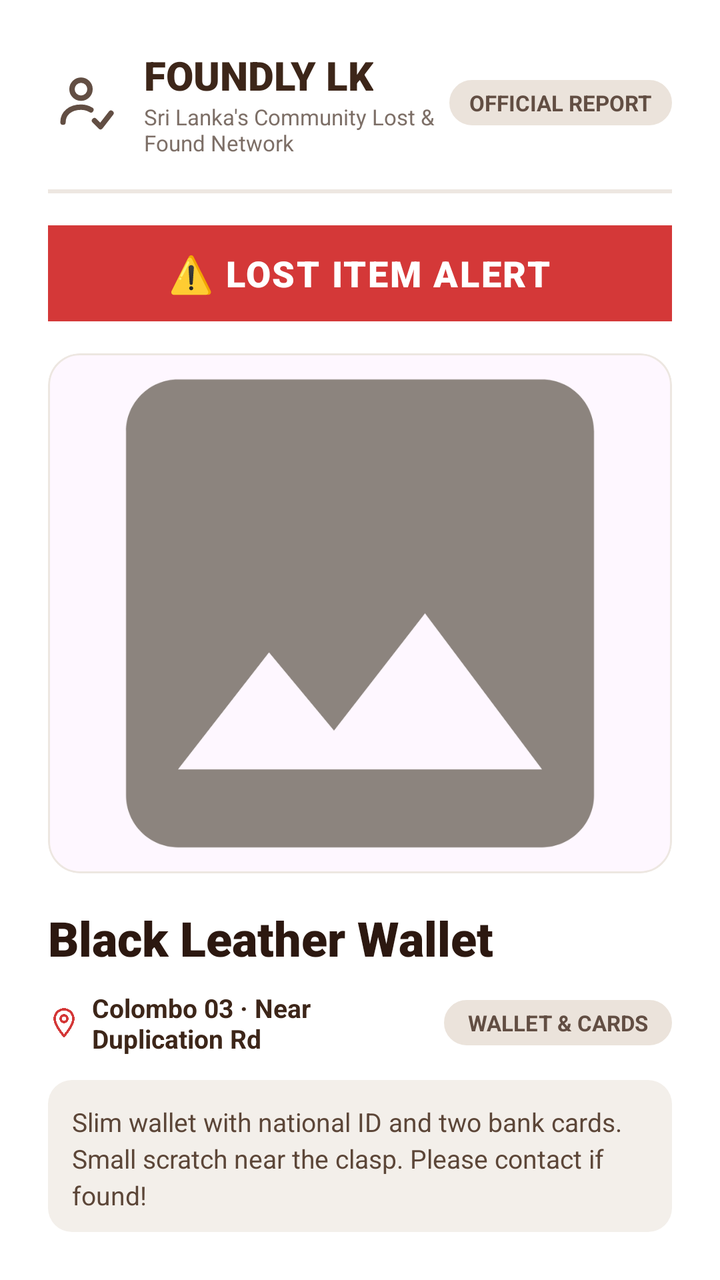
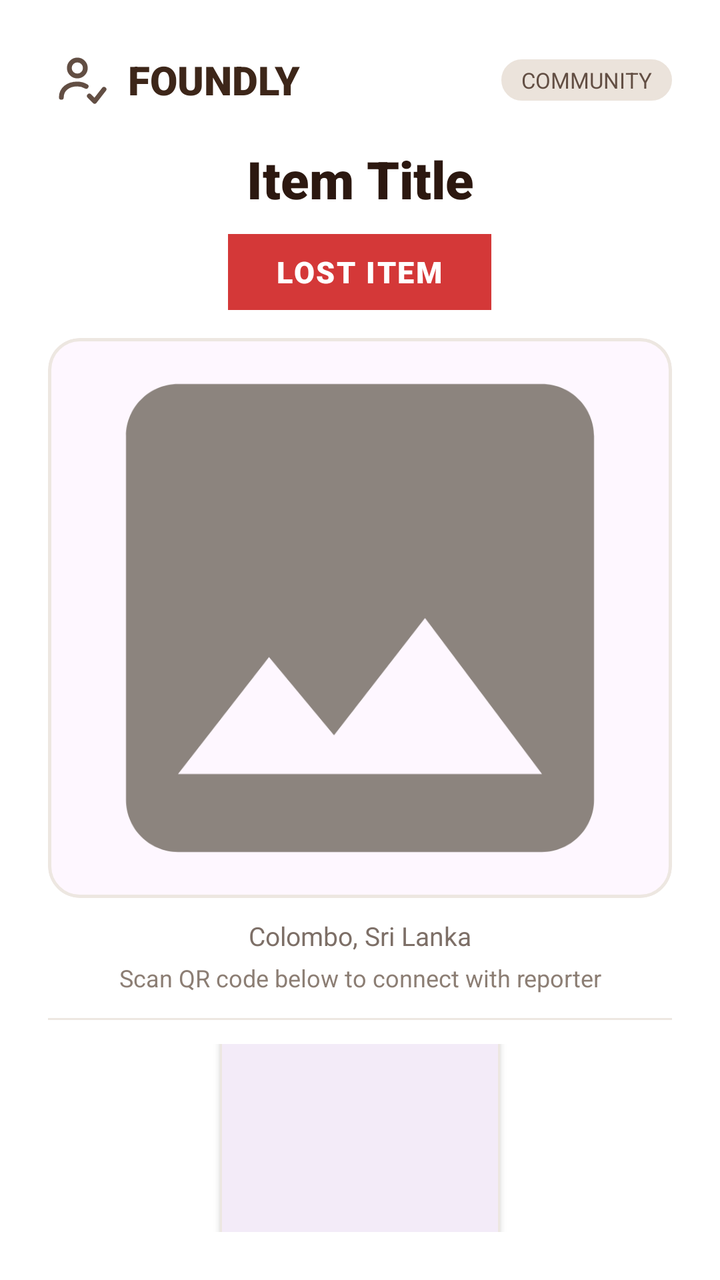

Before-and-after screenshots of an Android layout around one commit, followed by the original layout XML and the change that was made.
<!-- AndroidManifest.xml: application theme Theme.LostAndFound -->
<!-- res/layout/layout_item_flyer.xml -->
<?xml version="1.0" encoding="utf-8"?>
<LinearLayout xmlns:android="http://schemas.android.com/apk/res/android"
    xmlns:app="http://schemas.android.com/apk/res-auto"
    android:id="@+id/flyerRootLayout"
    android:layout_width="600dp"
    android:layout_height="wrap_content"
    android:background="@color/white"
    android:orientation="vertical"
    android:padding="24dp">

    
    <LinearLayout
        android:layout_width="match_parent"
        android:layout_height="wrap_content"
        android:gravity="center_vertical"
        android:orientation="horizontal">

        <ImageView
            android:layout_width="36dp"
            android:layout_height="36dp"
            android:src="@drawable/ic_splash_logo"
            app:tint="#624E43" />

        <LinearLayout
            android:layout_width="0dp"
            android:layout_height="wrap_content"
            android:layout_marginStart="12dp"
            android:layout_weight="1"
            android:orientation="vertical">

            <TextView
                android:layout_width="wrap_content"
                android:layout_height="wrap_content"
                android:fontFamily="sans-serif-black"
                android:text="FOUNDLY LK"
                android:textColor="#3D2619"
                android:textSize="20sp"
                android:textStyle="bold" />

            <TextView
                android:layout_width="wrap_content"
                android:layout_height="wrap_content"
                android:fontFamily="sans-serif"
                android:text="Sri Lanka's Community Lost &amp; Found Network"
                android:textColor="#7D6F67"
                android:textSize="11sp" />
        </LinearLayout>

        <TextView
            android:layout_width="wrap_content"
            android:layout_height="wrap_content"
            android:background="@drawable/bg_stat_banner"
            android:paddingStart="10dp"
            android:paddingTop="4dp"
            android:paddingEnd="10dp"
            android:paddingBottom="4dp"
            android:fontFamily="sans-serif-bold"
            android:text="OFFICIAL REPORT"
            android:textColor="#624E43"
            android:textSize="11sp"
            android:textStyle="bold" />
    </LinearLayout>

    <View
        android:layout_width="match_parent"
        android:layout_height="2dp"
        android:layout_marginTop="16dp"
        android:layout_marginBottom="16dp"
        android:background="#EDE7E1" />

    
    <LinearLayout
        android:id="@+id/flyerStatusBanner"
        android:layout_width="match_parent"
        android:layout_height="48dp"
        android:background="#D43838"
        android:gravity="center"
        android:orientation="horizontal">

        <TextView
            android:id="@+id/tvFlyerStatusAlert"
            android:layout_width="wrap_content"
            android:layout_height="wrap_content"
            android:fontFamily="sans-serif-black"
            android:letterSpacing="0.05"
            android:text="⚠️ LOST ITEM ALERT"
            android:textColor="@color/white"
            android:textSize="18sp"
            android:textStyle="bold" />
    </LinearLayout>

    
    <com.google.android.material.card.MaterialCardView
        android:layout_width="match_parent"
        android:layout_height="260dp"
        android:layout_marginTop="16dp"
        app:cardCornerRadius="16dp"
        app:cardElevation="0dp"
        app:strokeColor="#EDE7E1"
        app:strokeWidth="1dp">

        <ImageView
            android:id="@+id/imgFlyerPhoto"
            android:layout_width="match_parent"
            android:layout_height="match_parent"
            android:scaleType="centerCrop"
            android:src="@drawable/ic_item_placeholder" />
    </com.google.android.material.card.MaterialCardView>

    
    <TextView
        android:id="@+id/tvFlyerItemTitle"
        android:layout_width="match_parent"
        android:layout_height="wrap_content"
        android:layout_marginTop="16dp"
        android:fontFamily="sans-serif-black"
        android:text="Black Leather Wallet"
        android:textColor="#2C1810"
        android:textSize="24sp"
        android:textStyle="bold" />

    
    <LinearLayout
        android:layout_width="match_parent"
        android:layout_height="wrap_content"
        android:layout_marginTop="10dp"
        android:gravity="center_vertical"
        android:orientation="horizontal">

        
        <LinearLayout
            android:layout_width="0dp"
            android:layout_height="wrap_content"
            android:layout_weight="1"
            android:gravity="center_vertical"
            android:orientation="horizontal">

            <ImageView
                android:layout_width="16dp"
                android:layout_height="16dp"
                android:src="@drawable/ic_location"
                app:tint="#D43838" />

            <TextView
                android:id="@+id/tvFlyerLocation"
                android:layout_width="wrap_content"
                android:layout_height="wrap_content"
                android:layout_marginStart="6dp"
                android:fontFamily="sans-serif-bold"
                android:text="Colombo 03 · Near Duplication Rd"
                android:textColor="#3D2619"
                android:textSize="13sp"
                android:textStyle="bold" />
        </LinearLayout>

        
        <TextView
            android:id="@+id/tvFlyerCategory"
            android:layout_width="wrap_content"
            android:layout_height="wrap_content"
            android:background="@drawable/bg_stat_banner"
            android:paddingStart="12dp"
            android:paddingTop="4dp"
            android:paddingEnd="12dp"
            android:paddingBottom="4dp"
            android:fontFamily="sans-serif-bold"
            android:text="WALLET &amp; CARDS"
            android:textColor="#624E43"
            android:textSize="11sp"
            android:textStyle="bold" />
    </LinearLayout>

    
    <LinearLayout
        android:layout_width="match_parent"
        android:layout_height="wrap_content"
        android:layout_marginTop="12dp"
        android:background="@drawable/bg_location_banner"
        android:orientation="vertical"
        android:padding="12dp">

        <TextView
            android:id="@+id/tvFlyerDescription"
            android:layout_width="match_parent"
            android:layout_height="wrap_content"
            android:fontFamily="sans-serif"
            android:lineSpacingExtra="3dp"
            android:text="Slim wallet with national ID and two bank cards. Small scratch near the clasp. Please contact if found!"
            android:textColor="#5C4638"
            android:textSize="13sp" />
    </LinearLayout>

    <View
        android:layout_width="match_parent"
        android:layout_height="1dp"
        android:layout_marginTop="16dp"
        android:layout_marginBottom="16dp"
        android:background="#EDE7E1" />

    
    <LinearLayout
        android:layout_width="match_parent"
        android:layout_height="wrap_content"
        android:background="@drawable/bg_stat_banner"
        android:gravity="center_vertical"
        android:orientation="horizontal"
        android:padding="14dp">

        
        <com.google.android.material.card.MaterialCardView
            android:layout_width="120dp"
            android:layout_height="120dp"
            app:cardCornerRadius="12dp"
            app:cardElevation="2dp"
            app:strokeColor="#EDE7E1"
            app:strokeWidth="1dp">

            <ImageView
                android:id="@+id/imgFlyerQrCode"
                android:layout_width="match_parent"
                android:layout_height="match_parent"
                android:padding="6dp"
                android:scaleType="fitCenter" />
        </com.google.android.material.card.MaterialCardView>

        <LinearLayout
            android:layout_width="0dp"
            android:layout_height="wrap_content"
            android:layout_marginStart="16dp"
            android:layout_weight="1"
            android:orientation="vertical">

            <TextView
                android:layout_width="wrap_content"
                android:layout_height="wrap_content"
                android:fontFamily="sans-serif-black"
                android:text="SCAN TO OPEN IN APP"
                android:textColor="#2C1810"
                android:textSize="15sp"
                android:textStyle="bold" />

            <TextView
                android:layout_width="wrap_content"
                android:layout_height="wrap_content"
                android:layout_marginTop="4dp"
                android:fontFamily="sans-serif"
                android:lineSpacingExtra="2dp"
                android:text="Scan with your phone camera or Foundly app to open item report, view location, and contact the reporter instantly."
                android:textColor="#624E43"
                android:textSize="12sp" />

            <TextView
                android:id="@+id/tvFlyerDirectLink"
                android:layout_width="wrap_content"
                android:layout_height="wrap_content"
                android:layout_marginTop="6dp"
                android:fontFamily="sans-serif-bold"
                android:text="foundly://item/report_id"
                android:textColor="#D43838"
                android:textSize="11sp"
                android:textStyle="bold" />
        </LinearLayout>
    </LinearLayout>

    
    <LinearLayout
        android:layout_width="match_parent"
        android:layout_height="wrap_content"
        android:layout_marginTop="16dp"
        android:gravity="center_vertical"
        android:orientation="horizontal">

        <TextView
            android:id="@+id/tvFlyerReporterTag"
            android:layout_width="0dp"
            android:layout_height="wrap_content"
            android:layout_weight="1"
            android:fontFamily="sans-serif-medium"
            android:text="Reported by Verified Member"
            android:textColor="#7D6F67"
            android:textSize="11sp" />

        <TextView
            android:layout_width="wrap_content"
            android:layout_height="wrap_content"
            android:fontFamily="sans-serif-bold"
            android:text="Foundly • Reconnecting Sri Lanka"
            android:textColor="#624E43"
            android:textSize="11sp"
            android:textStyle="bold" />
    </LinearLayout>

</LinearLayout>
<!-- resources referenced by this layout -->
<resources>
  <color name="white">#FFFFFFFF</color>
  <!-- drawable bg_location_banner (drawable) -->
  <?xml version="1.0" encoding="utf-8"?>
  <shape xmlns:android="http://schemas.android.com/apk/res/android"
      android:shape="rectangle">
      <corners android:radius="12dp" />
      <solid android:color="#F3EFEA" />
  </shape>
  <!-- drawable bg_stat_banner (drawable) -->
  <?xml version="1.0" encoding="utf-8"?>
  <shape xmlns:android="http://schemas.android.com/apk/res/android"
      android:shape="rectangle">
      <corners android:radius="18dp" />
      <stroke
          android:width="1dp"
          android:color="@color/component_stroke" />
      <solid android:color="@color/nude_cream" />
  </shape>
  <!-- drawable ic_item_placeholder (drawable) -->
  <vector xmlns:android="http://schemas.android.com/apk/res/android"
      android:width="48dp"
      android:height="48dp"
      android:viewportWidth="24"
      android:viewportHeight="24">
      <path
          android:fillColor="#8C847E"
          android:pathData="M21,19V5c0,-1.1 -0.9,-2 -2,-2H5c-1.1,0 -2,0.9 -2,2v14c0,1.1 0.9,2 2,2h14c1.1,0 2,-0.9 2,-2zM8.5,13.5l2.5,3.01L14.5,12l4.5,6H5l3.5,-4.5z" />
  </vector>
  <!-- drawable ic_location (drawable) -->
  <vector xmlns:android="http://schemas.android.com/apk/res/android"
      android:width="20dp"
      android:height="20dp"
      android:viewportWidth="24"
      android:viewportHeight="24">
    <path
        android:fillColor="@android:color/transparent"
        android:strokeColor="#9CA3AF"
        android:strokeWidth="1.8"
        android:strokeLineCap="round"
        android:strokeLineJoin="round"
        android:pathData="M12,2a7,7 0 0,0 -7,7c0,5.25 7,13 7,13s7,-7.75 7,-13a7,7 0 0,0 -7,-7zM12,11.5a2.5,2.5 0 1,1 0,-5 2.5,2.5 0 0,1 0,5z" />
  </vector>
  <!-- drawable ic_splash_logo (drawable) -->
  <vector xmlns:android="http://schemas.android.com/apk/res/android"
      android:width="30dp"
      android:height="30dp"
      android:viewportWidth="24"
      android:viewportHeight="24">
  
      
      <path
          android:fillColor="@android:color/transparent"
          android:strokeColor="#FFFFFF"
          android:strokeWidth="1.8"
          android:strokeLineCap="round"
          android:strokeLineJoin="round"
          android:pathData="M11,10.5 C12.6569,10.5 14,9.1569 14,7.5 C14,5.8431 12.6569,4.5 11,4.5 C9.3431,4.5 8,5.8431 8,7.5 C8,9.1569 9.3431,10.5 11,10.5 Z" />
  
      
      <path
          android:fillColor="@android:color/transparent"
          android:strokeColor="#FFFFFF"
          android:strokeWidth="1.8"
          android:strokeLineCap="round"
          android:strokeLineJoin="round"
          android:pathData="M5,18.5 C5,15.5 7.5,13.5 11,13.5 C12.2,13.5 13.3,13.8 14.3,14.4" />
  
      
      <path
          android:fillColor="@android:color/transparent"
          android:strokeColor="#FFFFFF"
          android:strokeWidth="1.8"
          android:strokeLineCap="round"
          android:strokeLineJoin="round"
          android:pathData="M15.5,18 L17.5,20 L21,15.5" />
  
  </vector>
  <style name="Theme.LostAndFound" parent="Base.Theme.LostAndFound" />
  <color name="component_stroke">#FFEBE3DB</color>
  <color name="nude_cream">#FFEBE3DB</color>
  <style name="Base.Theme.LostAndFound" parent="Theme.Material3.DayNight.NoActionBar">
          
          <item name="android:statusBarColor">@color/white</item>
          <item name="android:windowLightStatusBar" tools:targetApi="m">true</item>
          <item name="android:navigationBarColor">@color/white</item>
          <item name="android:windowLightNavigationBar" tools:targetApi="o_mr1">true</item>
      </style>
</resources>

<!-- the commit's change to res/layout/layout_item_flyer.xml (unified diff, before → after) -->
@@ -2,9 +2,10 @@
 <LinearLayout xmlns:android="http://schemas.android.com/apk/res/android"
     xmlns:app="http://schemas.android.com/apk/res-auto"
     android:id="@+id/flyerRootLayout"
-    android:layout_width="600dp"
+    android:layout_width="550dp"
     android:layout_height="wrap_content"
     android:background="@color/white"
+    android:gravity="center_horizontal"
     android:orientation="vertical"
     android:padding="24dp">
 
@@ -16,88 +17,86 @@
         android:orientation="horizontal">
 
         <ImageView
-            android:layout_width="36dp"
-            android:layout_height="36dp"
+            android:layout_width="32dp"
+            android:layout_height="32dp"
             android:src="@drawable/ic_splash_logo"
             app:tint="#624E43" />
-
-        <LinearLayout
-            android:layout_width="0dp"
-            android:layout_height="wrap_content"
-            android:layout_marginStart="12dp"
-            android:layout_weight="1"
-            android:orientation="vertical">
-
-            <TextView
-                android:layout_width="wrap_content"
-                android:layout_height="wrap_content"
-                android:fontFamily="sans-serif-black"
-                android:text="FOUNDLY LK"
-                android:textColor="#3D2619"
-                android:textSize="20sp"
-                android:textStyle="bold" />
-
-            <TextView
-                android:layout_width="wrap_content"
-                android:layout_height="wrap_content"
-                android:fontFamily="sans-serif"
-                android:text="Sri Lanka's Community Lost &amp; Found Network"
-                android:textColor="#7D6F67"
-                android:textSize="11sp" />
-        </LinearLayout>
 
         <TextView
             android:layout_width="wrap_content"
             android:layout_height="wrap_content"
+            android:layout_marginStart="8dp"
+            android:fontFamily="sans-serif-black"
+            android:text="FOUNDLY"
+            android:textColor="#3D2619"
+            android:textSize="20sp"
+            android:textStyle="bold" />
+
+        <View
+            android:layout_width="0dp"
+            android:layout_height="1dp"
+            android:layout_weight="1" />
+
+        <TextView
+            android:id="@+id/tvFlyerCategory"
+            android:layout_width="wrap_content"
+            android:layout_height="wrap_content"
             android:background="@drawable/bg_stat_banner"
             android:paddingStart="10dp"
-            android:paddingTop="4dp"
+            android:paddingTop="3dp"
             android:paddingEnd="10dp"
-            android:paddingBottom="4dp"
+            android:paddingBottom="3dp"
             android:fontFamily="sans-serif-bold"
-            android:text="OFFICIAL REPORT"
+            android:text="COMMUNITY"
             android:textColor="#624E43"
-            android:textSize="11sp"
-            android:textStyle="bold" />
+            android:textSize="11sp" />
     </LinearLayout>
 
-    <View
+    
+    <TextView
+        android:id="@+id/tvFlyerItemTitle"
         android:layout_width="match_parent"
-        android:layout_height="2dp"
+        android:layout_height="wrap_content"
         android:layout_marginTop="16dp"
-        android:layout_marginBottom="16dp"
-        android:background="#EDE7E1" />
+        android:fontFamily="sans-serif-black"
+        android:gravity="center"
+        android:text="Item Title"
+        android:textColor="#2C1810"
+        android:textSize="26sp"
+        android:textStyle="bold" />
 
     
     <LinearLayout
         android:id="@+id/flyerStatusBanner"
-        android:layout_width="match_parent"
-        android:layout_height="48dp"
+        android:layout_width="wrap_content"
+        android:layout_height="38dp"
+        android:layout_marginTop="10dp"
         android:background="#D43838"
         android:gravity="center"
-        android:orientation="horizontal">
+        android:paddingStart="24dp"
+        android:paddingEnd="24dp">
 
         <TextView
             android:id="@+id/tvFlyerStatusAlert"
             android:layout_width="wrap_content"
             android:layout_height="wrap_content"
             android:fontFamily="sans-serif-black"
-            android:letterSpacing="0.05"
-            android:text="⚠️ LOST ITEM ALERT"
+            android:letterSpacing="0.06"
+            android:text="LOST ITEM"
             android:textColor="@color/white"
-            android:textSize="18sp"
+            android:textSize="15sp"
             android:textStyle="bold" />
     </LinearLayout>
 
     
     <com.google.android.material.card.MaterialCardView
         android:layout_width="match_parent"
-        android:layout_height="260dp"
-        android:layout_marginTop="16dp"
+        android:layout_height="280dp"
+        android:layout_marginTop="14dp"
         app:cardCornerRadius="16dp"
         app:cardElevation="0dp"
         app:strokeColor="#EDE7E1"
-        app:strokeWidth="1dp">
+        app:strokeWidth="1.5dp">
 
         <ImageView
             android:id="@+id/imgFlyerPhoto"
@@ -109,107 +108,44 @@
 
     
     <TextView
-        android:id="@+id/tvFlyerItemTitle"
+        android:id="@+id/tvFlyerLocation"
+        android:layout_width="wrap_content"
+        android:layout_height="wrap_content"
+        android:layout_marginTop="10dp"
+        android:fontFamily="sans-serif-bold"
+        android:text="Colombo, Sri Lanka"
+        android:textColor="#7D6F67"
+        android:textSize="13sp" />
+
+    <TextView
+        android:id="@+id/tvFlyerDescription"
         android:layout_width="match_parent"
         android:layout_height="wrap_content"
-        android:layout_marginTop="16dp"
-        android:fontFamily="sans-serif-black"
-        android:text="Black Leather Wallet"
-        android:textColor="#2C1810"
-        android:textSize="24sp"
-        android:textStyle="bold" />
-
-    
-    <LinearLayout
-        android:layout_width="match_parent"
-        android:layout_height="wrap_content"
-        android:layout_marginTop="10dp"
-        android:gravity="center_vertical"
-        android:orientation="horizontal">
-
-        
-        <LinearLayout
-            android:layout_width="0dp"
-            android:layout_height="wrap_content"
-            android:layout_weight="1"
-            android:gravity="center_vertical"
-            android:orientation="horizontal">
-
-            <ImageView
-                android:layout_width="16dp"
-                android:layout_height="16dp"
-                android:src="@drawable/ic_location"
-                app:tint="#D43838" />
-
-            <TextView
-                android:id="@+id/tvFlyerLocation"
-                android:layout_width="wrap_content"
-                android:layout_height="wrap_content"
-                android:layout_marginStart="6dp"
-                android:fontFamily="sans-serif-bold"
-                android:text="Colombo 03 · Near Duplication Rd"
-                android:textColor="#3D2619"
-                android:textSize="13sp"
-                android:textStyle="bold" />
-        </LinearLayout>
-
-        
-        <TextView
-            android:id="@+id/tvFlyerCategory"
-            android:layout_width="wrap_content"
-            android:layout_height="wrap_content"
-            android:background="@drawable/bg_stat_banner"
-            android:paddingStart="12dp"
-            android:paddingTop="4dp"
-            android:paddingEnd="12dp"
-            android:paddingBottom="4dp"
-            android:fontFamily="sans-serif-bold"
-            android:text="WALLET &amp; CARDS"
-            android:textColor="#624E43"
-            android:textSize="11sp"
-            android:textStyle="bold" />
-    </LinearLayout>
-
-    
-    <LinearLayout
-        android:layout_width="match_parent"
-        android:layout_height="wrap_content"
-        android:layout_marginTop="12dp"
-        android:background="@drawable/bg_location_banner"
-        android:orientation="vertical"
-        android:padding="12dp">
-
-        <TextView
-            android:id="@+id/tvFlyerDescription"
-            android:layout_width="match_parent"
-            android:layout_height="wrap_content"
-            android:fontFamily="sans-serif"
-            android:lineSpacingExtra="3dp"
-            android:text="Slim wallet with national ID and two bank cards. Small scratch near the clasp. Please contact if found!"
-            android:textColor="#5C4638"
-            android:textSize="13sp" />
-    </LinearLayout>
+        android:layout_marginTop="4dp"
+        android:fontFamily="sans-serif"
+        android:gravity="center"
+        android:maxLines="2"
+        android:text="Scan QR code below to connect with reporter"
+        android:textColor="#8C7E74"
+        android:textSize="12sp" />
 
     <View
         android:layout_width="match_parent"
         android:layout_height="1dp"
-        android:layout_marginTop="16dp"
-        android:layout_marginBottom="16dp"
+        android:layout_marginTop="12dp"
+        android:layout_marginBottom="12dp"
         android:background="#EDE7E1" />
 
     
     <LinearLayout
         android:layout_width="match_parent"
         android:layout_height="wrap_content"
-        android:background="@drawable/bg_stat_banner"
-        android:gravity="center_vertical"
-        android:orientation="horizontal"
-        android:padding="14dp">
+        android:gravity="center"
+        android:orientation="vertical">
 
-        
         <com.google.android.material.card.MaterialCardView
-            android:layout_width="120dp"
-            android:layout_height="120dp"
+            android:layout_width="140dp"
+            android:layout_height="140dp"
             app:cardCornerRadius="12dp"
             app:cardElevation="2dp"
             app:strokeColor="#EDE7E1"
@@ -219,75 +155,39 @@
                 android:id="@+id/imgFlyerQrCode"
                 android:layout_width="match_parent"
                 android:layout_height="match_parent"
-                android:padding="6dp"
+                android:padding="8dp"
                 android:scaleType="fitCenter" />
         </com.google.android.material.card.MaterialCardView>
-
-        <LinearLayout
-            android:layout_width="0dp"
-            android:layout_height="wrap_content"
-            android:layout_marginStart="16dp"
-            android:layout_weight="1"
-            android:orientation="vertical">
-
-            <TextView
-                android:layout_width="wrap_content"
-                android:layout_height="wrap_content"
-                android:fontFamily="sans-serif-black"
-                android:text="SCAN TO OPEN IN APP"
-                android:textColor="#2C1810"
-                android:textSize="15sp"
-                android:textStyle="bold" />
-
-            <TextView
-                android:layout_width="wrap_content"
-                android:layout_height="wrap_content"
-                android:layout_marginTop="4dp"
-                android:fontFamily="sans-serif"
-                android:lineSpacingExtra="2dp"
-                android:text="Scan with your phone camera or Foundly app to open item report, view location, and contact the reporter instantly."
-                android:textColor="#624E43"
-                android:textSize="12sp" />
-
-            <TextView
-                android:id="@+id/tvFlyerDirectLink"
-                android:layout_width="wrap_content"
-                android:layout_height="wrap_content"
-                android:layout_marginTop="6dp"
-                android:fontFamily="sans-serif-bold"
-                android:text="foundly://item/report_id"
-                android:textColor="#D43838"
-                android:textSize="11sp"
-                android:textStyle="bold" />
-        </LinearLayout>
-    </LinearLayout>
-
-    
-    <LinearLayout
-        android:layout_width="match_parent"
-        android:layout_height="wrap_content"
-        android:layout_marginTop="16dp"
-        android:gravity="center_vertical"
-        android:orientation="horizontal">
-
-        <TextView
-            android:id="@+id/tvFlyerReporterTag"
-            android:layout_width="0dp"
-            android:layout_height="wrap_content"
-            android:layout_weight="1"
-            android:fontFamily="sans-serif-medium"
-            android:text="Reported by Verified Member"
-            android:textColor="#7D6F67"
-            android:textSize="11sp" />
 
         <TextView
             android:layout_width="wrap_content"
             android:layout_height="wrap_content"
+            android:layout_marginTop="8dp"
             android:fontFamily="sans-serif-bold"
-            android:text="Foundly • Reconnecting Sri Lanka"
-            android:textColor="#624E43"
-            android:textSize="11sp"
+            android:text="SCAN TO VIEW &amp; REPORT"
+            android:textColor="#3D2619"
+            android:textSize="13sp"
             android:textStyle="bold" />
+
+        <TextView
+            android:id="@+id/tvFlyerDirectLink"
+            android:layout_width="wrap_content"
+            android:layout_height="wrap_content"
+            android:layout_marginTop="2dp"
+            android:fontFamily="sans-serif"
+            android:text="foundly://item/id"
+            android:textColor="#9E8D84"
+            android:textSize="11sp" />
+
+        <TextView
+            android:id="@+id/tvFlyerReporterTag"
+            android:layout_width="wrap_content"
+            android:layout_height="wrap_content"
+            android:layout_marginTop="4dp"
+            android:fontFamily="sans-serif-medium"
+            android:text="Reported on Foundly Community"
+            android:textColor="#B0A39B"
+            android:textSize="10sp" />
     </LinearLayout>
 
 </LinearLayout>
<!-- resource entries referenced after the edit -->
@@ -1,13 +1,6 @@
 <!-- resources referenced by this layout -->
 <resources>
   <color name="white">#FFFFFFFF</color>
-  <!-- drawable bg_location_banner (drawable) -->
-  <?xml version="1.0" encoding="utf-8"?>
-  <shape xmlns:android="http://schemas.android.com/apk/res/android"
-      android:shape="rectangle">
-      <corners android:radius="12dp" />
-      <solid android:color="#F3EFEA" />
-  </shape>
   <!-- drawable bg_stat_banner (drawable) -->
   <?xml version="1.0" encoding="utf-8"?>
   <shape xmlns:android="http://schemas.android.com/apk/res/android"
@@ -27,20 +20,6 @@
       <path
           android:fillColor="#8C847E"
           android:pathData="M21,19V5c0,-1.1 -0.9,-2 -2,-2H5c-1.1,0 -2,0.9 -2,2v14c0,1.1 0.9,2 2,2h14c1.1,0 2,-0.9 2,-2zM8.5,13.5l2.5,3.01L14.5,12l4.5,6H5l3.5,-4.5z" />
-  </vector>
-  <!-- drawable ic_location (drawable) -->
-  <vector xmlns:android="http://schemas.android.com/apk/res/android"
-      android:width="20dp"
-      android:height="20dp"
-      android:viewportWidth="24"
-      android:viewportHeight="24">
-    <path
-        android:fillColor="@android:color/transparent"
-        android:strokeColor="#9CA3AF"
-        android:strokeWidth="1.8"
-        android:strokeLineCap="round"
-        android:strokeLineJoin="round"
-        android:pathData="M12,2a7,7 0 0,0 -7,7c0,5.25 7,13 7,13s7,-7.75 7,-13a7,7 0 0,0 -7,-7zM12,11.5a2.5,2.5 0 1,1 0,-5 2.5,2.5 0 0,1 0,5z" />
   </vector>
   <!-- drawable ic_splash_logo (drawable) -->
   <vector xmlns:android="http://schemas.android.com/apk/res/android"
